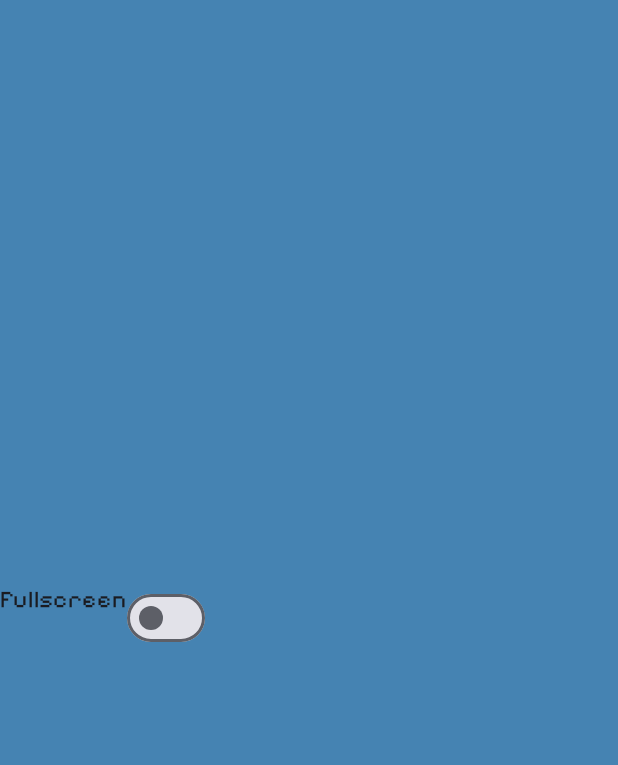
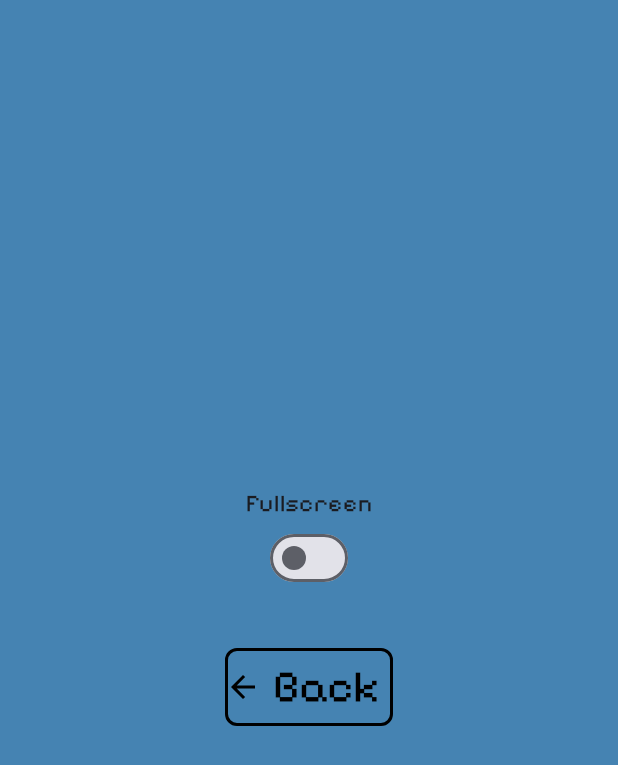
Before and after one commit to whitesquirrell/HDBuilder, an Android app built with Jetpack Compose: the SettingsScreen screen opened through its navigation route, on a phone screen of 412 x 824 dp. Shown: the top 765 px of the screen. Run offline under Robolectric (Android 15) with nearby library versions, the phone set to English and light mode, and no system bars; 1 statement that could not run was skipped.

Commit message:
full screen

```diff
--- a/app/src/main/java/com/example/stacker/BackgroundMusicService.kt
+++ b/app/src/main/java/com/example/stacker/BackgroundMusicService.kt
@@ -8,6 +8,8 @@ import android.os.IBinder
 class BackgroundMusicService: Service() {
     private lateinit var mediaPlayer: MediaPlayer
 
+
+
     override fun onBind(intent: Intent?): IBinder? {
         return null
     }
@@ -17,6 +19,7 @@ class BackgroundMusicService: Service() {
         mediaPlayer = MediaPlayer.create(this, R.raw.home)
         mediaPlayer.isLooping = true
         mediaPlayer.setVolume(1.0f, 1.0f) //max volume
+
     }
 
     override fun onStartCommand(intent: Intent?, flags: Int, startId: Int): Int {
--- a/app/src/main/java/com/example/stacker/ui/screens/SettingsScreen.kt
+++ b/app/src/main/java/com/example/stacker/ui/screens/SettingsScreen.kt
@@ -9,6 +9,12 @@ import androidx.compose.ui.Modifier
 import androidx.navigation.NavController
 import com.example.stacker.R
 import androidx.compose.foundation.background
+import androidx.compose.foundation.border
+import androidx.compose.foundation.clickable
+import androidx.compose.foundation.shape.RoundedCornerShape
+import androidx.compose.material.icons.Icons
+import androidx.compose.material.icons.filled.ArrowBack
+import androidx.compose.material3.Icon
 import androidx.compose.ui.res.colorResource
 import androidx.compose.material3.Switch
 import androidx.compose.material3.Text
@@ -16,6 +22,10 @@ import androidx.compose.runtime.getValue
 import androidx.compose.runtime.mutableStateOf
 import androidx.compose.runtime.remember
 import androidx.compose.runtime.setValue
+import androidx.compose.ui.graphics.Color
+import androidx.compose.ui.unit.dp
+import androidx.compose.ui.unit.sp
+import com.example.stacker.Screen
 
 
 @Composable
@@ -39,12 +49,7 @@ fun SettingsScreen(navController: NavController, main: ComponentActivity) {
             verticalArrangement = Arrangement.Center,
             horizontalAlignment = Alignment.CenterHorizontally
         ) {
-            Row (
-                modifier = Modifier
-                    .fillMaxWidth()
-                    .align(Alignment.CenterHorizontally)
-//                    .align(Alignment.CenterVertically)
-            ){
+
             Text(text = "Fullscreen")
             Switch(checked = fullScreenFlag, onCheckedChange = {
                 toggleFullscreen(
@@ -53,34 +58,35 @@ fun SettingsScreen(navController: NavController, main: ComponentActivity) {
                     main = main
                 )
             })
+
+            Spacer(modifier = Modifier.height(20.dp))
+
+            // back button
+            Row(
+                modifier = Modifier
+                    .padding(horizontal = 20.dp, vertical = 16.dp)
+                    .clickable {
+                        navController.navigate(Screen.TitleScreen.route)
                     }
-
-
-//            Spacer(modifier = Modifier.height(480.dp))
-
-//            FloatingActionButton(
-//                onClick = { navController.navigate(Screen.BackgroundScreen.route) },
-//            ) {
-//                Text(text = "Start",
-//                    fontWeight = FontWeight.SemiBold,
-//                    style = MaterialTheme.typography.displaySmall,
-//                    modifier = Modifier.padding(start = 30.dp, end= 30.dp)
-//                )
-//            }
-//
-//            Spacer(modifier = Modifier.height(20.dp))
-//
-//            FloatingActionButton(
-//                // use this to debug recordScoreScreen path
-////                onClick = { navController.navigate("record_score_screen/3") },
-//                onClick = { navController.navigate(Screen.ScoreScreen.route) },
-//            ) {
-//                Text(text = "Scoreboard",
-//                    fontWeight = FontWeight.SemiBold,
-//                    style = MaterialTheme.typography.displaySmall,
-//                    modifier = Modifier.padding(start = 30.dp, end= 30.dp)
-//                )
-//            }
+                    .border(
+                        width = 2.dp,
+                        color = Color.Black,
+                        shape = RoundedCornerShape(8.dp)
+                    ),
+                verticalAlignment = Alignment.CenterVertically
+            ) {
+                Icon(
+                    imageVector = Icons.Filled.ArrowBack,
+                    contentDescription = "Back",
+                    tint = Color.Black
+                )
+                Text(
+                    text = "Back",
+                    fontSize = 30.sp,
+                    modifier = Modifier.padding(all = 8.dp),
+                    color = Color.Black
+                )
+            }
         }
     }
 }
```
Lines whose indentation alone changed are shown as unchanged.
